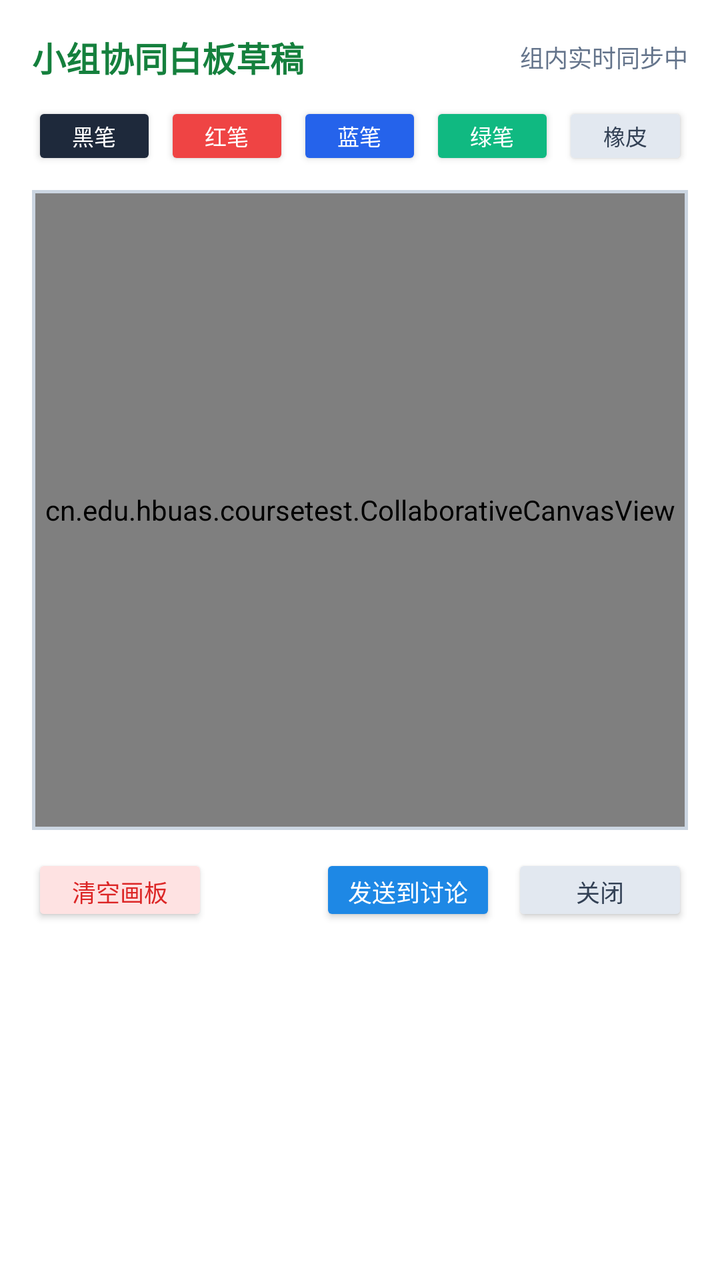
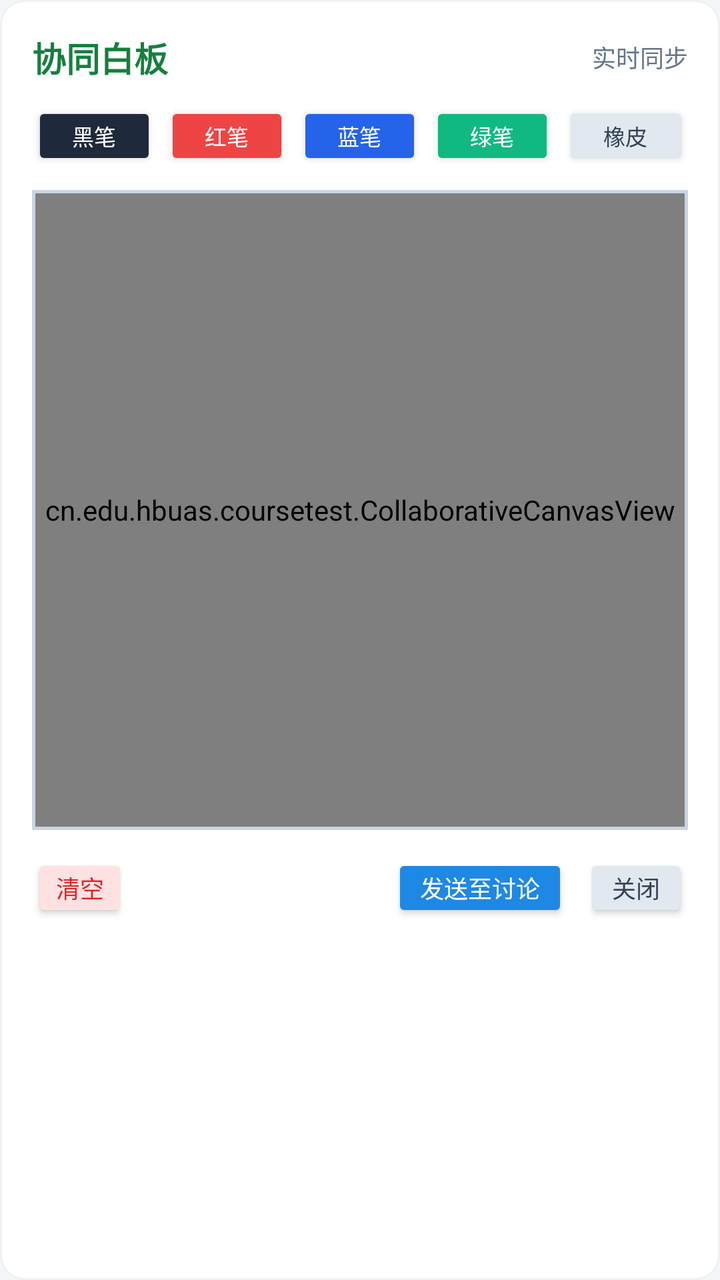

An Android layout rendered at two revisions. The XML below is the earlier revision; the diff shows what the commit changed to produce the second picture.
<!-- AndroidManifest.xml: application theme Theme.CampusChat -->
<!-- res/layout/dialog_tool_canvas.xml -->
<?xml version="1.0" encoding="utf-8"?>
<LinearLayout
    xmlns:android="http://schemas.android.com/apk/res/android"
    android:layout_width="match_parent"
    android:layout_height="wrap_content"
    android:background="#FFFFFF"
    android:orientation="vertical"
    android:padding="16dp">

    
    <LinearLayout
        android:layout_width="match_parent"
        android:layout_height="wrap_content"
        android:gravity="center_vertical"
        android:orientation="horizontal">

        <TextView
            android:layout_width="0dp"
            android:layout_height="wrap_content"
            android:layout_weight="1"
            android:text="小组协同白板草稿"
            android:textColor="#15803D"
            android:textSize="17sp"
            android:textStyle="bold" />

        <TextView
            android:id="@+id/tvCanvasSyncStatus"
            android:layout_width="wrap_content"
            android:layout_height="wrap_content"
            android:text="组内实时同步中"
            android:textColor="#64748B"
            android:textSize="12sp" />
    </LinearLayout>

    
    <LinearLayout
        android:layout_width="match_parent"
        android:layout_height="wrap_content"
        android:layout_marginTop="10dp"
        android:gravity="center_vertical"
        android:orientation="horizontal">

        <Button
            android:id="@+id/btnPenBlack"
            android:layout_width="0dp"
            android:layout_height="34dp"
            android:layout_weight="1"
            android:layout_marginEnd="4dp"
            android:backgroundTint="#1E293B"
            android:padding="0dp"
            android:text="黑笔"
            android:textColor="#FFFFFF"
            android:textSize="11sp" />

        <Button
            android:id="@+id/btnPenRed"
            android:layout_width="0dp"
            android:layout_height="34dp"
            android:layout_weight="1"
            android:layout_marginEnd="4dp"
            android:backgroundTint="#EF4444"
            android:padding="0dp"
            android:text="红笔"
            android:textColor="#FFFFFF"
            android:textSize="11sp" />

        <Button
            android:id="@+id/btnPenBlue"
            android:layout_width="0dp"
            android:layout_height="34dp"
            android:layout_weight="1"
            android:layout_marginEnd="4dp"
            android:backgroundTint="#2563EB"
            android:padding="0dp"
            android:text="蓝笔"
            android:textColor="#FFFFFF"
            android:textSize="11sp" />

        <Button
            android:id="@+id/btnPenGreen"
            android:layout_width="0dp"
            android:layout_height="34dp"
            android:layout_weight="1"
            android:layout_marginEnd="4dp"
            android:backgroundTint="#10B981"
            android:padding="0dp"
            android:text="绿笔"
            android:textColor="#FFFFFF"
            android:textSize="11sp" />

        <Button
            android:id="@+id/btnPenEraser"
            android:layout_width="0dp"
            android:layout_height="34dp"
            android:layout_weight="1"
            android:backgroundTint="#E2E8F0"
            android:padding="0dp"
            android:text="橡皮"
            android:textColor="#334155"
            android:textSize="11sp" />
    </LinearLayout>

    
    <FrameLayout
        android:layout_width="match_parent"
        android:layout_height="320dp"
        android:layout_marginTop="10dp"
        android:background="#CBD5E1"
        android:padding="1.5dp">

        <cn.edu.hbuas.coursetest.CollaborativeCanvasView
            android:id="@+id/collaborativeCanvasView"
            android:layout_width="match_parent"
            android:layout_height="match_parent" />
    </FrameLayout>

    
    <LinearLayout
        android:layout_width="match_parent"
        android:layout_height="wrap_content"
        android:layout_marginTop="12dp"
        android:gravity="end|center_vertical"
        android:orientation="horizontal">

        <Button
            android:id="@+id/btnClearCanvas"
            android:layout_width="wrap_content"
            android:layout_height="36dp"
            android:backgroundTint="#FEE2E2"
            android:text="清空画板"
            android:textColor="#DC2626"
            android:textSize="12sp" />

        <View
            android:layout_width="0dp"
            android:layout_height="1dp"
            android:layout_weight="1" />

        <Button
            android:id="@+id/btnShareCanvasToChat"
            android:layout_width="wrap_content"
            android:layout_height="36dp"
            android:layout_marginEnd="8dp"
            android:backgroundTint="#1E88E5"
            android:text="发送到讨论"
            android:textColor="#FFFFFF"
            android:textSize="12sp" />

        <Button
            android:id="@+id/btnCloseCanvas"
            android:layout_width="wrap_content"
            android:layout_height="36dp"
            android:backgroundTint="#E2E8F0"
            android:text="关闭"
            android:textColor="#334155"
            android:textSize="12sp" />
    </LinearLayout>

</LinearLayout>
<!-- resources referenced by this layout -->
<resources>
  <style name="Theme.CampusChat" parent="Theme.AppCompat.Light.NoActionBar">
          
          <item name="colorPrimary">@color/brand_primary</item>
          <item name="colorPrimaryDark">@color/brand_primary_dark</item>
          <item name="colorAccent">@color/brand_accent</item>
  
          
          <item name="android:windowBackground">@color/app_background</item>
  
          
          <item name="android:statusBarColor">@color/white</item>
  
          
          <item name="android:windowLightStatusBar">true</item>
      </style>
  <color name="brand_primary">#1E88E5</color>
  <color name="brand_primary_dark">#1565C0</color>
  <color name="brand_accent">#00ACC1</color>
  <color name="app_background">#F4F6F9</color>
  <color name="white">#FFFFFFFF</color>
</resources>

<!-- the commit's change to res/layout/dialog_tool_canvas.xml (unified diff, before → after) -->
@@ -1,13 +1,13 @@
 <?xml version="1.0" encoding="utf-8"?>
 <LinearLayout
     xmlns:android="http://schemas.android.com/apk/res/android"
+    xmlns:tools="http://schemas.android.com/tools"
     android:layout_width="match_parent"
     android:layout_height="wrap_content"
-    android:background="#FFFFFF"
+    android:background="@drawable/bg_card_surface"
     android:orientation="vertical"
     android:padding="16dp">
 
-    
     <LinearLayout
         android:layout_width="match_parent"
         android:layout_height="wrap_content"
@@ -18,7 +18,7 @@
             android:layout_width="0dp"
             android:layout_height="wrap_content"
             android:layout_weight="1"
-            android:text="小组协同白板草稿"
+            android:text="协同白板"
             android:textColor="#15803D"
             android:textSize="17sp"
             android:textStyle="bold" />
@@ -27,12 +27,11 @@
             android:id="@+id/tvCanvasSyncStatus"
             android:layout_width="wrap_content"
             android:layout_height="wrap_content"
-            android:text="组内实时同步中"
+            android:text="实时同步"
             android:textColor="#64748B"
             android:textSize="12sp" />
     </LinearLayout>
 
-    
     <LinearLayout
         android:layout_width="match_parent"
         android:layout_height="wrap_content"
@@ -46,11 +45,17 @@
             android:layout_height="34dp"
             android:layout_weight="1"
             android:layout_marginEnd="4dp"
+            android:minWidth="0dp"
+            android:minHeight="0dp"
+            android:insetTop="0dp"
+            android:insetBottom="0dp"
+            android:padding="0dp"
+            android:gravity="center"
             android:backgroundTint="#1E293B"
-            android:padding="0dp"
             android:text="黑笔"
             android:textColor="#FFFFFF"
-            android:textSize="11sp" />
+            android:textSize="11sp"
+            tools:ignore="TouchTargetSizeCheck" />
 
         <Button
             android:id="@+id/btnPenRed"
@@ -58,11 +63,17 @@
             android:layout_height="34dp"
             android:layout_weight="1"
             android:layout_marginEnd="4dp"
+            android:minWidth="0dp"
+            android:minHeight="0dp"
+            android:insetTop="0dp"
+            android:insetBottom="0dp"
+            android:padding="0dp"
+            android:gravity="center"
             android:backgroundTint="#EF4444"
-            android:padding="0dp"
             android:text="红笔"
             android:textColor="#FFFFFF"
-            android:textSize="11sp" />
+            android:textSize="11sp"
+            tools:ignore="TouchTargetSizeCheck" />
 
         <Button
             android:id="@+id/btnPenBlue"
@@ -70,11 +81,17 @@
             android:layout_height="34dp"
             android:layout_weight="1"
             android:layout_marginEnd="4dp"
+            android:minWidth="0dp"
+            android:minHeight="0dp"
+            android:insetTop="0dp"
+            android:insetBottom="0dp"
+            android:padding="0dp"
+            android:gravity="center"
             android:backgroundTint="#2563EB"
-            android:padding="0dp"
             android:text="蓝笔"
             android:textColor="#FFFFFF"
-            android:textSize="11sp" />
+            android:textSize="11sp"
+            tools:ignore="TouchTargetSizeCheck" />
 
         <Button
             android:id="@+id/btnPenGreen"
@@ -82,25 +99,36 @@
             android:layout_height="34dp"
             android:layout_weight="1"
             android:layout_marginEnd="4dp"
+            android:minWidth="0dp"
+            android:minHeight="0dp"
+            android:insetTop="0dp"
+            android:insetBottom="0dp"
+            android:padding="0dp"
+            android:gravity="center"
             android:backgroundTint="#10B981"
-            android:padding="0dp"
             android:text="绿笔"
             android:textColor="#FFFFFF"
-            android:textSize="11sp" />
+            android:textSize="11sp"
+            tools:ignore="TouchTargetSizeCheck" />
 
         <Button
             android:id="@+id/btnPenEraser"
             android:layout_width="0dp"
             android:layout_height="34dp"
             android:layout_weight="1"
+            android:minWidth="0dp"
+            android:minHeight="0dp"
+            android:insetTop="0dp"
+            android:insetBottom="0dp"
+            android:padding="0dp"
+            android:gravity="center"
             android:backgroundTint="#E2E8F0"
-            android:padding="0dp"
             android:text="橡皮"
             android:textColor="#334155"
-            android:textSize="11sp" />
+            android:textSize="11sp"
+            tools:ignore="TouchTargetSizeCheck" />
     </LinearLayout>
 
-    
     <FrameLayout
         android:layout_width="match_parent"
         android:layout_height="320dp"
@@ -114,7 +142,6 @@
             android:layout_height="match_parent" />
     </FrameLayout>
 
-    
     <LinearLayout
         android:layout_width="match_parent"
         android:layout_height="wrap_content"
@@ -125,11 +152,21 @@
         <Button
             android:id="@+id/btnClearCanvas"
             android:layout_width="wrap_content"
-            android:layout_height="36dp"
+            android:layout_height="34dp"
+            android:minWidth="0dp"
+            android:minHeight="0dp"
+            android:insetTop="0dp"
+            android:insetBottom="0dp"
+            android:paddingStart="12dp"
+            android:paddingTop="0dp"
+            android:paddingEnd="12dp"
+            android:paddingBottom="0dp"
+            android:gravity="center"
             android:backgroundTint="#FEE2E2"
-            android:text="清空画板"
+            android:text="清空"
             android:textColor="#DC2626"
-            android:textSize="12sp" />
+            android:textSize="12sp"
+            tools:ignore="TouchTargetSizeCheck" />
 
         <View
             android:layout_width="0dp"
@@ -139,21 +176,41 @@
         <Button
             android:id="@+id/btnShareCanvasToChat"
             android:layout_width="wrap_content"
-            android:layout_height="36dp"
+            android:layout_height="34dp"
             android:layout_marginEnd="8dp"
+            android:minWidth="0dp"
+            android:minHeight="0dp"
+            android:insetTop="0dp"
+            android:insetBottom="0dp"
+            android:paddingStart="14dp"
+            android:paddingTop="0dp"
+            android:paddingEnd="14dp"
+            android:paddingBottom="0dp"
+            android:gravity="center"
             android:backgroundTint="#1E88E5"
-            android:text="发送到讨论"
-            android:textColor="#FFFFFF"
-            android:textSize="12sp" />
+            android:text="发送至讨论"
+            android:textColor="#FFFFFF"
+            android:textSize="12sp"
+            tools:ignore="TouchTargetSizeCheck" />
 
         <Button
             android:id="@+id/btnCloseCanvas"
             android:layout_width="wrap_content"
-            android:layout_height="36dp"
+            android:layout_height="34dp"
+            android:minWidth="0dp"
+            android:minHeight="0dp"
+            android:insetTop="0dp"
+            android:insetBottom="0dp"
+            android:paddingStart="14dp"
+            android:paddingTop="0dp"
+            android:paddingEnd="14dp"
+            android:paddingBottom="0dp"
+            android:gravity="center"
             android:backgroundTint="#E2E8F0"
             android:text="关闭"
             android:textColor="#334155"
-            android:textSize="12sp" />
+            android:textSize="12sp"
+            tools:ignore="TouchTargetSizeCheck" />
     </LinearLayout>
 
 </LinearLayout>
<!-- resource entries referenced after the edit -->
@@ -1,5 +1,13 @@
 <!-- resources referenced by this layout -->
 <resources>
+  <!-- drawable bg_card_surface (drawable) -->
+  <?xml version="1.0" encoding="utf-8"?>
+  <shape xmlns:android="http://schemas.android.com/apk/res/android"
+      android:shape="rectangle">
+      <solid android:color="#FFFFFF" />
+      <stroke android:width="1dp" android:color="#EEF2F6" />
+      <corners android:radius="12dp" />
+  </shape>
   <style name="Theme.CampusChat" parent="Theme.AppCompat.Light.NoActionBar">
           
           <item name="colorPrimary">@color/brand_primary</item>
